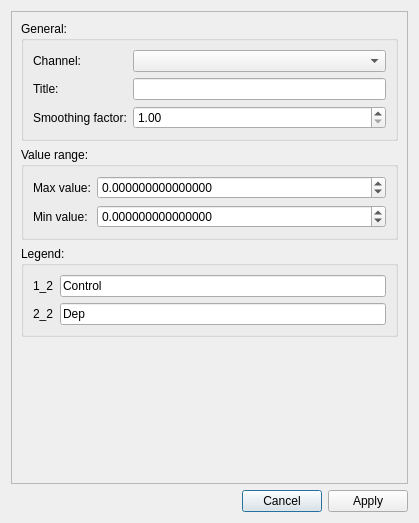
cibr-jyu/meggie, file designer_ui_files/singleChannelDialogUi.ui: the form before one commit.
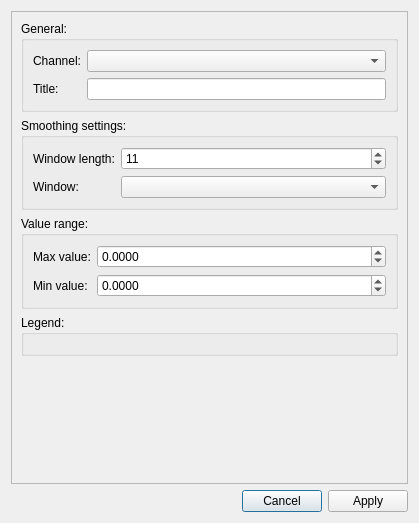
The form after the commit.

Commit message: Implement single channel dialog functionality for evokeds

```diff
--- a/designer_ui_files/singleChannelDialogUi.ui
+++ b/designer_ui_files/singleChannelDialogUi.ui
@@ -50,7 +50,7 @@
        </size>
       </property>
       <layout class="QGridLayout" name="gridLayout_2">
-       <item row="3" column="0">
+       <item row="4" column="0">
         <spacer name="verticalSpacer">
          <property name="orientation">
           <enum>Qt::Vertical</enum>
@@ -63,44 +63,15 @@
          </property>
         </spacer>
        </item>
-       <item row="2" column="0">
+       <item row="3" column="0">
         <widget class="QGroupBox" name="groupBoxLegend">
          <property name="title">
           <string>Legend:</string>
          </property>
-         <layout class="QFormLayout" name="formLayout_2">
-          <item row="0" column="0">
-           <widget class="QLabel" name="labelLegendItem_1">
-            <property name="text">
-             <string>1_2</string>
-            </property>
-           </widget>
-          </item>
-          <item row="0" column="1">
-           <widget class="QLineEdit" name="lineEditLegendItem_1">
-            <property name="text">
-             <string>Control</string>
-            </property>
-           </widget>
-          </item>
-          <item row="1" column="0">
-           <widget class="QLabel" name="labelLegenditem_2">
-            <property name="text">
-             <string>2_2</string>
-            </property>
-           </widget>
-          </item>
-          <item row="1" column="1">
-           <widget class="QLineEdit" name="lineEditLegendItem_2">
-            <property name="text">
-             <string>Dep</string>
-            </property>
-           </widget>
-          </item>
-         </layout>
+         <layout class="QFormLayout" name="formLayoutLegend"/>
         </widget>
        </item>
-       <item row="1" column="0">
+       <item row="2" column="0">
         <widget class="QGroupBox" name="groupBoxValueRange">
          <property name="title">
           <string>Value range:</string>
@@ -119,13 +90,13 @@
              <string/>
             </property>
             <property name="decimals">
-             <number>15</number>
+             <number>4</number>
             </property>
             <property name="minimum">
-             <double>-1000.000000000000000</double>
+             <double>-100000000000.000000000000000</double>
             </property>
             <property name="maximum">
-             <double>1000.000000000000000</double>
+             <double>100000000000.000000000000000</double>
             </property>
             <property name="singleStep">
              <double>0.010000000000000</double>
@@ -148,13 +119,13 @@
              <string/>
             </property>
             <property name="decimals">
-             <number>15</number>
+             <number>4</number>
             </property>
             <property name="minimum">
-             <double>-1000.000000000000000</double>
+             <double>-100000000000.000000000000000</double>
             </property>
             <property name="maximum">
-             <double>1000.000000000000000</double>
+             <double>100000000000.000000000000000</double>
             </property>
             <property name="singleStep">
              <double>0.010000000000000</double>
@@ -173,39 +144,6 @@
           <string>General:</string>
          </property>
          <layout class="QFormLayout" name="formLayout_4">
-          <item row="1" column="0">
-           <widget class="QLabel" name="labelTitle">
-            <property name="text">
-             <string>Title:</string>
-            </property>
-           </widget>
-          </item>
-          <item row="1" column="1">
-           <widget class="QLineEdit" name="lineEditTitle"/>
-          </item>
-          <item row="2" column="0">
-           <widget class="QLabel" name="labelSmoothing">
-            <property name="text">
-             <string>Smoothing factor:</string>
-            </property>
-           </widget>
-          </item>
-          <item row="2" column="1">
-           <widget class="QDoubleSpinBox" name="doubleSpinBoxSmoothing">
-            <property name="decimals">
-             <number>2</number>
-            </property>
-            <property name="minimum">
-             <double>1.000000000000000</double>
-            </property>
-            <property name="maximum">
-             <double>100.000000000000000</double>
-            </property>
-            <property name="value">
-             <double>1.000000000000000</double>
-            </property>
-           </widget>
-          </item>
           <item row="0" column="0">
            <widget class="QLabel" name="labelChannel">
             <property name="text">
@@ -215,6 +153,68 @@
           </item>
           <item row="0" column="1">
            <widget class="QComboBox" name="comboBoxChannel"/>
+          </item>
+          <item row="1" column="0">
+           <widget class="QLabel" name="labelTitle">
+            <property name="text">
+             <string>Title:</string>
+            </property>
+           </widget>
+          </item>
+          <item row="1" column="1">
+           <widget class="QLineEdit" name="lineEditTitle"/>
+          </item>
+         </layout>
+        </widget>
+       </item>
+       <item row="1" column="0">
+        <widget class="QGroupBox" name="groupBoxSmoothing">
+         <property name="title">
+          <string>Smoothing settings:</string>
+         </property>
+         <layout class="QFormLayout" name="formLayout">
+          <item row="0" column="0">
+           <widget class="QLabel" name="labelWindowLength">
+            <property name="text">
+             <string>Window length:</string>
+            </property>
+           </widget>
+          </item>
+          <item row="0" column="1">
+           <widget class="QSpinBox" name="spinBoxWindowLength">
+            <property name="maximum">
+             <number>10000000</number>
+            </property>
+            <property name="value">
+             <number>11</number>
+            </property>
+           </widget>
+          </item>
+          <item row="1" column="0">
+           <widget class="QLabel" name="labelWindow">
+            <property name="text">
+             <string>Window:</string>
+            </property>
+           </widget>
+          </item>
+          <item row="1" column="1">
+           <widget class="QComboBox" name="comboBoxWindow">
+            <item>
+             <property name="text">
+              <string/>
+             </property>
+            </item>
+            <item>
+             <property name="text">
+              <string>hanning</string>
+             </property>
+            </item>
+            <item>
+             <property name="text">
+              <string>flat</string>
+             </property>
+            </item>
+           </widget>
           </item>
          </layout>
         </widget>
```
The commit also changes 5 other files.
